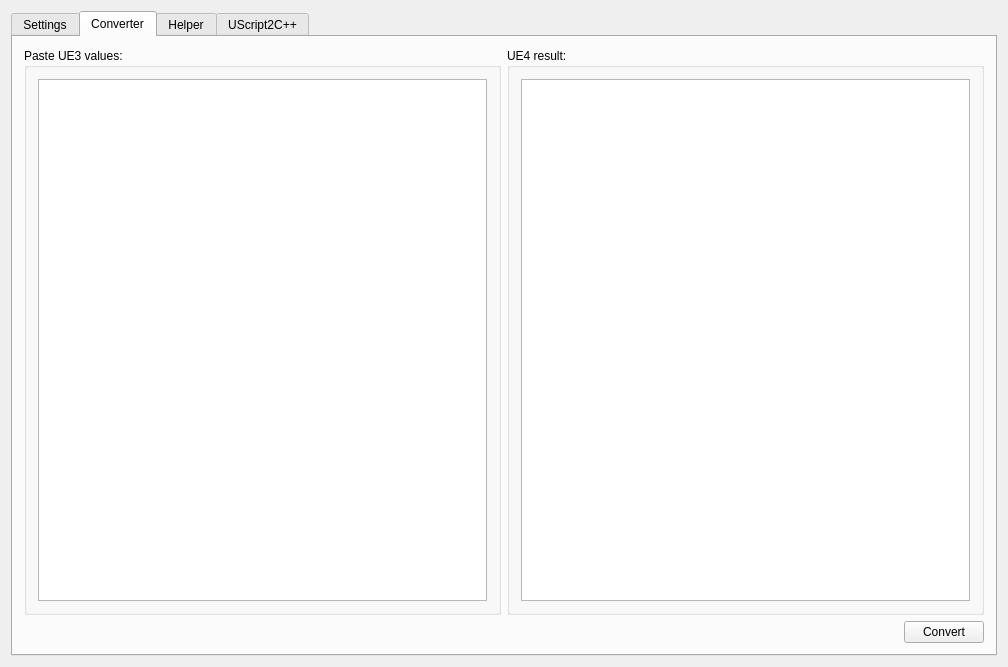
Old version of the form mainwindow.ui in the repository rsimenok/UDK2UE4Tools.
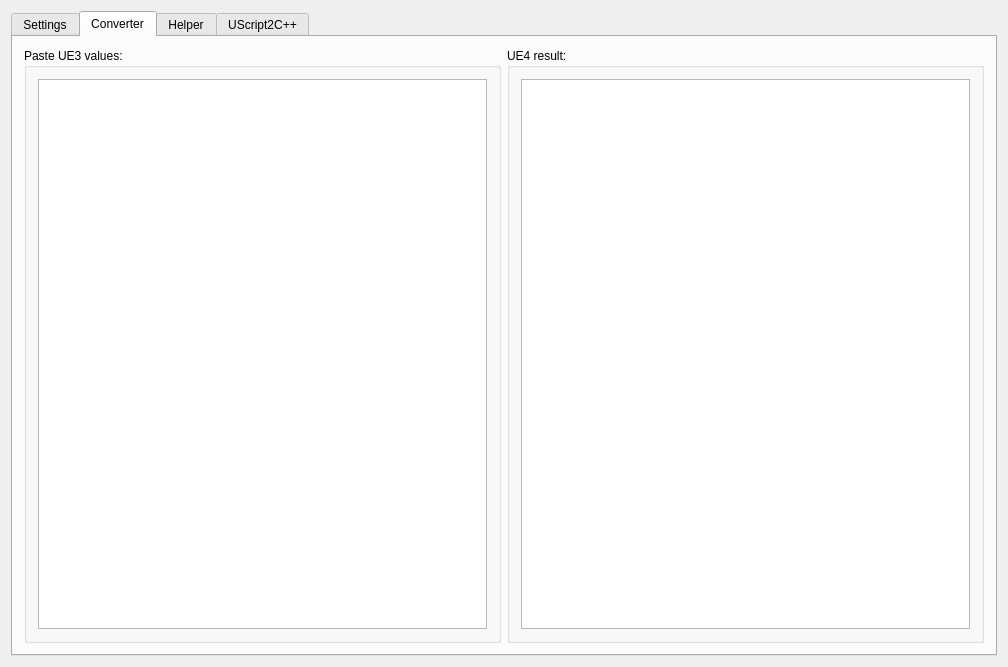
New version of the form. The open tabs and pages were chosen to show the change.

Commit message:
Оптимізація
Переписано заміну в тексті.
Спрощено конвертацію:
- не потрібно натискати на кнопку "конверт";
- сконвертований текст автоматично копіюється в буфер.

The edit to the form file:
```diff
--- a/mainwindow.ui
+++ b/mainwindow.ui
@@ -273,7 +273,11 @@
           </property>
           <layout class="QGridLayout" name="gridLayout_7">
            <item row="0" column="0">
-            <widget class="QPlainTextEdit" name="newText"/>
+            <widget class="QPlainTextEdit" name="newText">
+             <property name="readOnly">
+              <bool>true</bool>
+             </property>
+            </widget>
            </item>
           </layout>
          </widget>
@@ -294,25 +298,6 @@
           </layout>
          </widget>
         </item>
-        <item row="1" column="1" alignment="Qt::AlignRight">
-         <widget class="QPushButton" name="convertBut">
-          <property name="maximumSize">
-           <size>
-            <width>100</width>
-            <height>16777215</height>
-           </size>
-          </property>
-          <property name="layoutDirection">
-           <enum>Qt::LeftToRight</enum>
-          </property>
-          <property name="autoFillBackground">
-           <bool>false</bool>
-          </property>
-          <property name="text">
-           <string>Convert</string>
-          </property>
-         </widget>
-        </item>
        </layout>
       </widget>
       <widget class="QWidget" name="tab_3">
```
Left out of the diff: 14 changed lines with no effect on the pictures. The commit also changes 2 other files.
